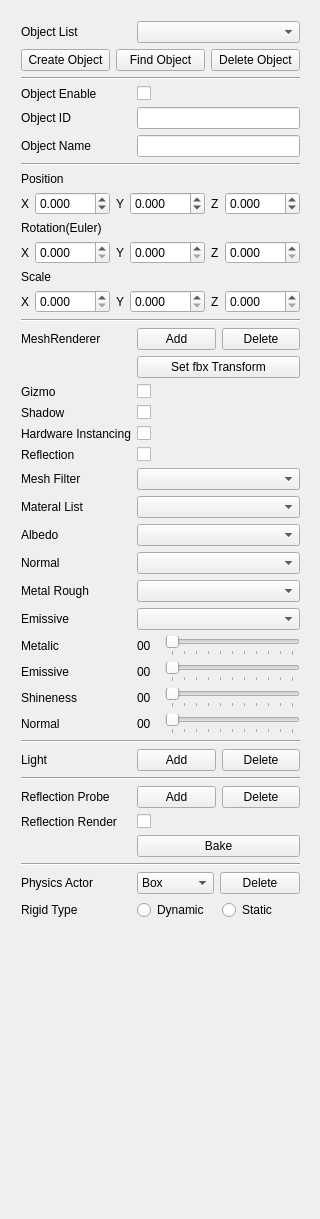
This is SeedVault/QtDX11Tool/QObjectController.ui in Cabon-Lee/SeedVault as Qt 5 draws it before an edit. The edited form follows.
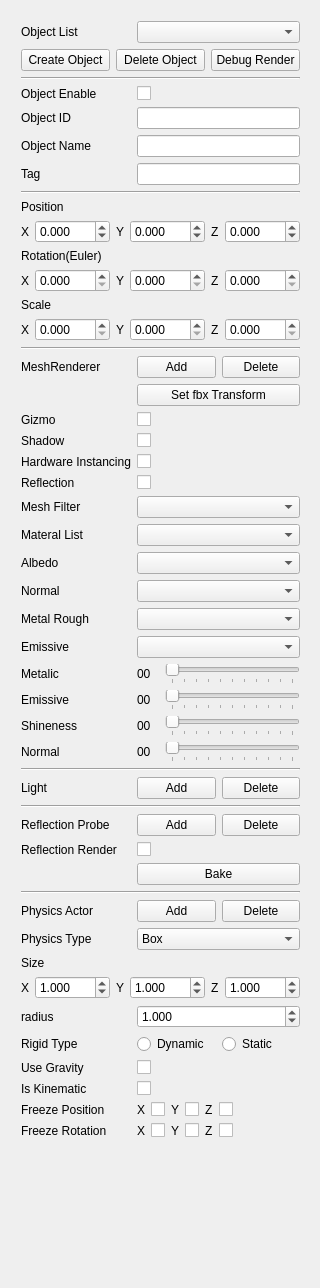
This is the edited form.

Diff of the .ui file:
```diff
--- a/SeedVault/QtDX11Tool/QObjectController.ui
+++ b/SeedVault/QtDX11Tool/QObjectController.ui
@@ -7,7 +7,7 @@
     <x>0</x>
     <y>0</y>
     <width>320</width>
-    <height>1219</height>
+    <height>1288</height>
    </rect>
   </property>
   <property name="sizePolicy">
@@ -25,7 +25,7 @@
      <x>10</x>
      <y>10</y>
      <width>301</width>
-     <height>978</height>
+     <height>1234</height>
     </rect>
    </property>
    <layout class="QFormLayout" name="formLayout">
@@ -53,9 +53,16 @@
        </widget>
       </item>
       <item>
-       <widget class="QPushButton" name="pushButton_FindObject">
+       <widget class="QPushButton" name="pushButton_DeleteObject">
         <property name="text">
-         <string>Find Object</string>
+         <string>Delete Object</string>
+        </property>
+       </widget>
+      </item>
+      <item>
+       <widget class="QPushButton" name="pushButton_DebugRender">
+        <property name="text">
+         <string>Debug Render</string>
         </property>
         <property name="shortcut">
          <string>Ctrl+F</string>
@@ -65,13 +72,6 @@
         </property>
        </widget>
       </item>
-      <item>
-       <widget class="QPushButton" name="pushButton_DeleteObject">
-        <property name="text">
-         <string>Delete Object</string>
-        </property>
-       </widget>
-      </item>
      </layout>
     </item>
     <item row="2" column="0" colspan="2">
@@ -119,21 +119,31 @@
     <item row="5" column="1">
      <widget class="QLineEdit" name="lineEdit_ObjectName"/>
     </item>
-    <item row="6" column="0" colspan="2">
-     <widget class="Line" name="line_2">
-      <property name="orientation">
-       <enum>Qt::Horizontal</enum>
+    <item row="6" column="0">
+     <widget class="QLabel" name="label_Tag">
+      <property name="text">
+       <string>Tag</string>
       </property>
      </widget>
     </item>
+    <item row="6" column="1">
+     <widget class="QLineEdit" name="lineEdit_Tag"/>
+    </item>
     <item row="7" column="0" colspan="2">
+     <widget class="Line" name="line_2">
+      <property name="orientation">
+       <enum>Qt::Horizontal</enum>
+      </property>
+     </widget>
+    </item>
+    <item row="8" column="0" colspan="2">
      <widget class="QLabel" name="label_Position">
       <property name="text">
        <string>Position</string>
       </property>
      </widget>
     </item>
-    <item row="8" column="0" colspan="2">
+    <item row="9" column="0" colspan="2">
      <layout class="QHBoxLayout" name="horizontalLayout">
       <item>
        <widget class="QLabel" name="label_PositionX">
@@ -215,14 +225,14 @@
       </item>
      </layout>
     </item>
-    <item row="9" column="0" colspan="2">
+    <item row="10" column="0" colspan="2">
      <widget class="QLabel" name="label_Rotation">
       <property name="text">
        <string>Rotation(Euler)</string>
       </property>
      </widget>
     </item>
-    <item row="10" column="0" colspan="2">
+    <item row="11" column="0" colspan="2">
      <layout class="QHBoxLayout" name="horizontalLayout_4">
       <item>
        <widget class="QLabel" name="label_RotationX">
@@ -295,14 +305,14 @@
       </item>
      </layout>
     </item>
-    <item row="11" column="0" colspan="2">
+    <item row="12" column="0" colspan="2">
      <widget class="QLabel" name="label_Scale">
       <property name="text">
        <string>Scale</string>
       </property>
      </widget>
     </item>
-    <item row="12" column="0" colspan="2">
+    <item row="13" column="0" colspan="2">
      <layout class="QHBoxLayout" name="horizontalLayout_3">
       <item>
        <widget class="QLabel" name="label_ScaleX">
@@ -366,21 +376,21 @@
       </item>
      </layout>
     </item>
-    <item row="13" column="0" colspan="2">
+    <item row="14" column="0" colspan="2">
      <widget class="Line" name="line_3">
       <property name="orientation">
        <enum>Qt::Horizontal</enum>
       </property>
      </widget>
     </item>
-    <item row="14" column="0">
+    <item row="15" column="0">
      <widget class="QLabel" name="label_MeshRenderer">
       <property name="text">
        <string>MeshRenderer</string>
       </property>
      </widget>
     </item>
-    <item row="14" column="1">
+    <item row="15" column="1">
      <layout class="QHBoxLayout" name="horizontalLayout_5">
       <item>
        <widget class="QPushButton" name="pushButton_MeshRendererAdd">
@@ -398,21 +408,21 @@
       </item>
      </layout>
     </item>
-    <item row="15" column="1">
+    <item row="16" column="1">
      <widget class="QPushButton" name="pushButton_fbxTrans">
       <property name="text">
        <string>Set fbx Transform</string>
       </property>
      </widget>
     </item>
-    <item row="16" column="0">
+    <item row="17" column="0">
      <widget class="QLabel" name="label_Gizmo">
       <property name="text">
        <string>Gizmo</string>
       </property>
      </widget>
     </item>
-    <item row="16" column="1">
+    <item row="17" column="1">
      <widget class="QCheckBox" name="checkBox_Gizmo">
       <property name="text">
        <string/>
@@ -422,112 +432,140 @@
       </property>
      </widget>
     </item>
-    <item row="17" column="0">
+    <item row="18" column="0">
      <widget class="QLabel" name="label_Shadow">
       <property name="text">
        <string>Shadow</string>
       </property>
      </widget>
     </item>
-    <item row="17" column="1">
+    <item row="18" column="1">
      <widget class="QCheckBox" name="checkBox_Shadow">
       <property name="text">
        <string/>
       </property>
      </widget>
     </item>
+    <item row="19" column="0">
+     <widget class="QLabel" name="label_HardwareInstancing">
+      <property name="text">
+       <string>Hardware Instancing</string>
+      </property>
+     </widget>
+    </item>
+    <item row="19" column="1">
+     <widget class="QCheckBox" name="checkBox_HardwareInstancing">
+      <property name="text">
+       <string/>
+      </property>
+     </widget>
+    </item>
     <item row="20" column="0">
+     <widget class="QLabel" name="label_Reflection">
+      <property name="text">
+       <string>Reflection</string>
+      </property>
+     </widget>
+    </item>
+    <item row="20" column="1">
+     <widget class="QCheckBox" name="checkBox_Reflection">
+      <property name="text">
+       <string/>
+      </property>
+     </widget>
+    </item>
+    <item row="21" column="0">
      <widget class="QLabel" name="label_MeshFilter">
       <property name="text">
        <string>Mesh Filter</string>
       </property>
      </widget>
     </item>
-    <item row="20" column="1">
+    <item row="21" column="1">
      <widget class="QComboBox" name="comboBox_MeshList">
       <property name="maxVisibleItems">
        <number>20</number>
       </property>
      </widget>
     </item>
-    <item row="21" column="0">
+    <item row="22" column="0">
      <widget class="QLabel" name="label_MateralList">
       <property name="text">
        <string>Materal List</string>
       </property>
      </widget>
     </item>
-    <item row="21" column="1">
+    <item row="22" column="1">
      <widget class="QComboBox" name="comboBox_MateralList">
       <property name="maxVisibleItems">
        <number>20</number>
       </property>
      </widget>
     </item>
-    <item row="22" column="0">
+    <item row="23" column="0">
      <widget class="QLabel" name="label_Albedo">
       <property name="text">
        <string>Albedo</string>
       </property>
      </widget>
     </item>
-    <item row="22" column="1">
+    <item row="23" column="1">
      <widget class="QComboBox" name="comboBox_Albedo">
       <property name="maxVisibleItems">
        <number>20</number>
       </property>
      </widget>
     </item>
-    <item row="23" column="0">
+    <item row="24" column="0">
      <widget class="QLabel" name="label_Normal">
       <property name="text">
        <string>Normal</string>
       </property>
      </widget>
     </item>
-    <item row="23" column="1">
+    <item row="24" column="1">
      <widget class="QComboBox" name="comboBox_Normal">
       <property name="maxVisibleItems">
        <number>20</number>
       </property>
      </widget>
     </item>
-    <item row="24" column="0">
+    <item row="25" column="0">
      <widget class="QLabel" name="label_MetalRough">
       <property name="text">
        <string>Metal Rough</string>
       </property>
      </widget>
     </item>
-    <item row="24" column="1">
+    <item row="25" column="1">
      <widget class="QComboBox" name="comboBox_MetalRough">
       <property name="maxVisibleItems">
        <number>20</number>
       </property>
      </widget>
     </item>
-    <item row="25" column="0">
+    <item row="26" column="0">
      <widget class="QLabel" name="label_Emissive">
       <property name="text">
        <string>Emissive</string>
       </property>
      </widget>
     </item>
-    <item row="25" column="1">
+    <item row="26" column="1">
      <widget class="QComboBox" name="comboBox_Emissive">
       <property name="maxVisibleItems">
        <number>20</number>
       </property>
      </widget>
     </item>
-    <item row="26" column="0">
+    <item row="27" column="0">
      <widget class="QLabel" name="label_Metalic">
       <property name="text">
        <string>Metalic</string>
       </property>
      </widget>
     </item>
-    <item row="26" column="1">
+    <item row="27" column="1">
      <layout class="QHBoxLayout" name="horizontalLayout_9">
       <item>
        <widget class="QLabel" name="label_Metalic_2">
@@ -569,14 +607,14 @@
       </item>
      </layout>
     </item>
-    <item row="27" column="0">
+    <item row="28" column="0">
      <widget class="QLabel" name="label_EmissiveFactor">
       <property name="text">
        <string>Emissive</string>
       </property>
      </widget>
     </item>
-    <item row="27" column="1">
+    <item row="28" column="1">
      <layout class="QHBoxLayout" name="horizontalLayout_10">
       <item>
        <widget class="QLabel" name="label_EmissiveFactor_2">
@@ -618,14 +656,14 @@
       </item>
      </layout>
     </item>
-    <item row="28" column="0">
+    <item row="29" column="0">
      <widget class="QLabel" name="label_Shineness">
       <property name="text">
        <string>Shineness</string>
       </property>
      </widget>
     </item>
-    <item row="28" column="1">
+    <item row="29" column="1">
      <layout class="QHBoxLayout" name="horizontalLayout_11">
       <item>
        <widget class="QLabel" name="label_Shineness_2">
@@ -667,14 +705,14 @@
       </item>
      </layout>
     </item>
-    <item row="29" column="0">
+    <item row="30" column="0">
      <widget class="QLabel" name="label_NormalFactor">
       <property name="text">
        <string>Normal</string>
       </property>
      </widget>
     </item>
-    <item row="29" column="1">
+    <item row="30" column="1">
      <layout class="QHBoxLayout" name="horizontalLayout_12">
       <item>
        <widget class="QLabel" name="label_NormalFactor_2">
@@ -716,21 +754,21 @@
       </item>
      </layout>
     </item>
-    <item row="30" column="0" colspan="2">
+    <item row="31" column="0" colspan="2">
      <widget class="Line" name="line_4">
       <property name="orientation">
        <enum>Qt::Horizontal</enum>
       </property>
      </widget>
     </item>
-    <item row="31" column="0">
+    <item row="32" column="0">
      <widget class="QLabel" name="label_Light">
       <property name="text">
        <string>Light</string>
       </property>
      </widget>
     </item>
-    <item row="31" column="1">
+    <item row="32" column="1">
      <layout class="QHBoxLayout" name="horizontalLayout_8">
       <item>
        <widget class="QPushButton" name="pushButton_AddLight">
@@ -748,34 +786,80 @@
       </item>
      </layout>
     </item>
-    <item row="32" column="0" colspan="2">
+    <item row="33" column="0" colspan="2">
      <widget class="Line" name="line_5">
       <property name="orientation">
        <enum>Qt::Horizontal</enum>
       </property>
      </widget>
     </item>
-    <item row="37" column="0">
+    <item row="34" column="0">
+     <widget class="QLabel" name="label_Light_2">
+      <property name="text">
+       <string>Reflection Probe</string>
+      </property>
+     </widget>
+    </item>
+    <item row="34" column="1">
+     <layout class="QHBoxLayout" name="horizontalLayout_13">
+      <item>
+       <widget class="QPushButton" name="pushButton_AddReflectionProbe">
+        <property name="text">
+         <string>Add</string>
+        </property>
+       </widget>
+      </item>
+      <item>
+       <widget class="QPushButton" name="pushButton_DeleteReflectionProbe">
+        <property name="text">
+         <string>Delete</string>
+        </property>
+       </widget>
+      </item>
+     </layout>
+    </item>
+    <item row="35" column="0">
+     <widget class="QLabel" name="label_ReflectionRender">
+      <property name="text">
+       <string>Reflection Render</string>
+      </property>
+     </widget>
+    </item>
+    <item row="35" column="1">
+     <widget class="QCheckBox" name="checkBox_ReflectionRender">
+      <property name="text">
+       <string/>
+      </property>
+     </widget>
+    </item>
+    <item row="36" column="1">
+     <widget class="QPushButton" name="pushButton_BakeReflectionProbe">
+      <property name="text">
+       <string>Bake</string>
+      </property>
+     </widget>
+    </item>
+    <item row="37" column="0" colspan="2">
+     <widget class="Line" name="line_6">
+      <property name="orientation">
+       <enum>Qt::Horizontal</enum>
+      </property>
+     </widget>
+    </item>
+    <item row="38" column="0">
      <widget class="QLabel" name="label_PhysicsActor">
       <property name="text">
        <string>Physics Actor</string>
       </property>
      </widget>
     </item>
-    <item row="37" column="1">
+    <item row="38" column="1">
      <layout class="QHBoxLayout" name="horizontalLayout_6">
       <item>
-       <widget class="QComboBox" name="comboBox_PhysicsActor">
-        <item>
-         <property name="text">
-          <string>Box</string>
-         </property>
-        </item>
-        <item>
-         <property name="text">
-          <string>Sphere</string>
-         </property>
-        </item>
+       <widget class="QPushButton" name="pushButton_PhysicsActorAdd">
+        <property name="text">
+         <string>Add</string>
+        </property>
        </widget>
       </item>
       <item>
@@ -787,14 +871,162 @@
       </item>
      </layout>
     </item>
-    <item row="38" column="0">
+    <item row="39" column="0">
+     <widget class="QLabel" name="label_PhysicsType">
+      <property name="text">
+       <string>Physics Type</string>
+      </property>
+     </widget>
+    </item>
+    <item row="39" column="1">
+     <widget class="QComboBox" name="comboBox_PhysicsActor">
+      <item>
+       <property name="text">
+        <string>Box</string>
+       </property>
+      </item>
+      <item>
+       <property name="text">
+        <string>Sphere</string>
+       </property>
+      </item>
+     </widget>
+    </item>
+    <item row="40" column="0">
+     <widget class="QLabel" name="label_BoxSize">
+      <property name="text">
+       <string>Size</string>
+      </property>
+     </widget>
+    </item>
+    <item row="41" column="0" colspan="2">
+     <layout class="QHBoxLayout" name="horizontalLayout_14">
+      <item>
+       <widget class="QLabel" name="label_BoxSizeX">
+        <property name="text">
+         <string>X</string>
+        </property>
+       </widget>
+      </item>
+      <item>
+       <widget class="QDoubleSpinBox" name="doubleSpinBox_BoxSizeX">
+        <property name="sizePolicy">
+         <sizepolicy hsizetype="Expanding" vsizetype="Fixed">
+          <horstretch>0</horstretch>
+          <verstretch>0</verstretch>
+         </sizepolicy>
+        </property>
+        <property name="decimals">
+         <number>3</number>
+        </property>
+        <property name="minimum">
+         <double>0.100000000000000</double>
+        </property>
+        <property name="maximum">
+         <double>10000000.000000000000000</double>
+        </property>
+        <property name="value">
+         <double>1.000000000000000</double>
+        </property>
+       </widget>
+      </item>
+      <item>
+       <widget class="QLabel" name="label_BoxSizeY">
+        <property name="text">
+         <string>Y</string>
+        </property>
+       </widget>
+      </item>
+      <item>
+       <widget class="QDoubleSpinBox" name="doubleSpinBox_BoxSizeY">
+        <property name="sizePolicy">
+         <sizepolicy hsizetype="Expanding" vsizetype="Fixed">
+          <horstretch>0</horstretch>
+          <verstretch>0</verstretch>
+         </sizepolicy>
+        </property>
+        <property name="decimals">
+         <number>3</number>
+        </property>
+        <property name="minimum">
+         <double>0.100000000000000</double>
+        </property>
+        <property name="maximum">
+         <double>10000000.000000000000000</double>
+        </property>
+        <property name="value">
+         <double>1.000000000000000</double>
+        </property>
+       </widget>
+      </item>
+      <item>
+       <widget class="QLabel" name="label_BoxSizeZ">
+        <property name="text">
+         <string>Z</string>
+        </property>
+       </widget>
+      </item>
+      <item>
+       <widget class="QDoubleSpinBox" name="doubleSpinBox_BoxSizeZ">
+        <property name="sizePolicy">
+         <sizepolicy hsizetype="Expanding" vsizetype="Fixed">
+          <horstretch>0</horstretch>
+          <verstretch>0</verstretch>
+         </sizepolicy>
+        </property>
+        <property name="decimals">
+         <number>3</number>
+        </property>
+        <property name="minimum">
+         <double>0.100000000000000</double>
+        </property>
+        <property name="maximum">
+         <double>10000000.000000000000000</double>
+        </property>
+        <property name="value">
+         <double>1.000000000000000</double>
+        </property>
+       </widget>
+      </item>
+     </layout>
+    </item>
+    <item row="42" column="0">
+     <widget class="QLabel" name="label_SphereRadius">
+      <property name="text">
+       <string>radius</string>
+      </property>
+     </widget>
+    </item>
+    <item row="42" column="1">
+     <widget class="QDoubleSpinBox" name="doubleSpinBox_SphereRadius">
+      <property name="sizePolicy">
+       <sizepolicy hsizetype="Expanding" vsizetype="Fixed">
+        <horstretch>0</horstretch>
+        <verstretch>0</verstretch>
+       </sizepolicy>
+      </property>
+      <property name="decimals">
+       <number>3</number>
+      </property>
+      <property name="minimum">
+       <double>0.100000000000000</double>
+      </property>
+      <property name="maximum">
+       <double>10000000.000000000000000</double>
+      </property>
+      <property name="value">
+       <double>1.000000000000000</double>
+      </property>
+     </widget>
+    </item>
+    <item row="43" column="0">
      <widget class="QLabel" name="label_RigidType">
       <property name="text">
        <string>Rigid Type</string>
       </property>
      </widget>
     </item>
-    <item row="38" column="1">
+    <item row="43" column="1">
      <layout class="QHBoxLayout" name="horizontalLayout_7">
       <item>
        <widget class="QRadioButton" name="radioButton_Dynamic">
@@ -812,87 +1044,212 @@
       </item>
      </layout>
     </item>
-    <item row="33" column="1">
-     <layout class="QHBoxLayout" name="horizontalLayout_13">
-      <item>
-       <widget class="QPushButton" name="pushButton_AddReflectionProbe">
-        <property name="text">
-         <string>Add</string>
-        </property>
-       </widget>
-      </item>
-      <item>
-       <widget class="QPushButton" name="pushButton_DeleteReflectionProbe">
-        <property name="text">
-         <string>Delete</string>
-        </property>
-       </widget>
-      </item>
-     </layout>
-    </item>
-    <item row="36" column="0" colspan="2">
-     <widget class="Line" name="line_6">
-      <property name="orientation">
-       <enum>Qt::Horizontal</enum>
-      </property>
-     </widget>
-    </item>
-    <item row="33" column="0">
-     <widget class="QLabel" name="label_Light_2">
+    <item row="44" column="0">
+     <widget class="QLabel" name="label_UseGravity">
       <property name="text">
-       <string>Reflection Probe</string>
+       <string>Use Gravity</string>
       </property>
      </widget>
     </item>
-    <item row="35" column="1">
-     <widget class="QPushButton" name="pushButton_BakeReflectionProbe">
+    <item row="44" column="1">
+     <widget class="QCheckBox" name="checkBox_UseGravity">
       <property name="text">
-       <string>Bake</string>
-      </property>
-     </widget>
-    </item>
-    <item row="34" column="1">
-     <widget class="QCheckBox" name="checkBox_ReflectionRender">
-      <property name="text">
        <string/>
       </property>
      </widget>
     </item>
-    <item row="34" column="0">
-     <widget class="QLabel" name="label_ReflectionRender">
+    <item row="45" column="0">
+     <widget class="QLabel" name="label_IsKinematic">
       <property name="text">
-       <string>Reflection Render</string>
+       <string>Is Kinematic</string>
       </property>
      </widget>
     </item>
-    <item row="18" column="0">
-     <widget class="QLabel" name="label_HardwareInstancing">
+    <item row="45" column="1">
+     <widget class="QCheckBox" name="checkBox_IsKinematic">
       <property name="text">
-       <string>Hardware Instancing</string>
-      </property>
-     </widget>
-    </item>
-    <item row="18" column="1">
-     <widget class="QCheckBox" name="checkBox_HardwareInstancing">
-      <property name="text">
        <string/>
       </property>
      </widget>
     </item>
-    <item row="19" column="0">
-     <widget class="QLabel" name="label_Reflection">
+    <item row="46" column="0">
+     <widget class="QLabel" name="label_FreezePosition">
       <property name="text">
-       <string>Reflection</string>
+       <string>Freeze Position</string>
       </property>
      </widget>
     </item>
-    <item row="19" column="1">
-     <widget class="QCheckBox" name="checkBox_Reflection">
+    <item row="46" column="1">
+     <layout class="QHBoxLayout" name="horizontalLayout_15">
+      <item>
+       <widget class="QLabel" name="label_FreezePositionX">
+        <property name="sizePolicy">
+         <sizepolicy hsizetype="Fixed" vsizetype="Preferred">
+          <horstretch>0</horstretch>
+          <verstretch>0</verstretch>
+         </sizepolicy>
+        </property>
+        <property name="text">
+         <string>X</string>
+        </property>
+       </widget>
+      </item>
+      <item>
+       <widget class="QCheckBox" name="checkBox_FreezePositionX">
+        <property name="sizePolicy">
+         <sizepolicy hsizetype="Fixed" vsizetype="Fixed">
+          <horstretch>0</horstretch>
+          <verstretch>0</verstretch>
+         </sizepolicy>
+        </property>
+        <property name="text">
+         <string/>
+        </property>
+       </widget>
+      </item>
+      <item>
+       <widget class="QLabel" name="label_FreezePositionY">
+        <property name="sizePolicy">
+         <sizepolicy hsizetype="Fixed" vsizetype="Preferred">
+          <horstretch>0</horstretch>
+          <verstretch>0</verstretch>
+         </sizepolicy>
+        </property>
+        <property name="text">
+         <string>Y</string>
+        </property>
+       </widget>
+      </item>
+      <item>
+       <widget class="QCheckBox" name="checkBox_FreezePositionY">
+        <property name="sizePolicy">
+         <sizepolicy hsizetype="Fixed" vsizetype="Fixed">
+          <horstretch>0</horstretch>
+          <verstretch>0</verstretch>
+         </sizepolicy>
+        </property>
+        <property name="text">
+         <string/>
+        </property>
+       </widget>
+      </item>
+      <item>
+       <widget class="QLabel" name="label_FreezePositionZ">
+        <property name="sizePolicy">
+         <sizepolicy hsizetype="Fixed" vsizetype="Preferred">
+          <horstretch>0</horstretch>
+          <verstretch>0</verstretch>
+         </sizepolicy>
+        </property>
+        <property name="text">
+         <string>Z</string>
+        </property>
+       </widget>
+      </item>
+      <item>
+       <widget class="QCheckBox" name="checkBox_FreezePositionZ">
+        <property name="sizePolicy">
+         <sizepolicy hsizetype="Fixed" vsizetype="Fixed">
+          <horstretch>0</horstretch>
+          <verstretch>0</verstretch>
+         </sizepolicy>
+        </property>
+        <property name="text">
+         <string/>
+        </property>
+       </widget>
+      </item>
+     </layout>
+    </item>
+    <item row="47" column="0">
+     <widget class="QLabel" name="label_FreezeRotation">
       <property name="text">
-       <string/>
+       <string>Freeze Rotation</string>
       </property>
      </widget>
     </item>
+    <item row="47" column="1">
+     <layout class="QHBoxLayout" name="horizontalLayout_16">
+      <item>
+       <widget class="QLabel" name="label_FreezeRotationX">
+        <property name="sizePolicy">
+         <sizepolicy hsizetype="Fixed" vsizetype="Preferred">
+          <horstretch>0</horstretch>
+          <verstretch>0</verstretch>
+         </sizepolicy>
+        </property>
+        <property name="text">
+         <string>X</string>
+        </property>
+       </widget>
+      </item>
+      <item>
+       <widget class="QCheckBox" name="checkBox_FreezeRotationX">
+        <property name="sizePolicy">
+         <sizepolicy hsizetype="Fixed" vsizetype="Fixed">
+          <horstretch>0</horstretch>
+          <verstretch>0</verstretch>
+         </sizepolicy>
+        </property>
+        <property name="text">
+         <string/>
+        </property>
+       </widget>
+      </item>
+      <item>
+       <widget class="QLabel" name="label_FreezeRotationY">
+        <property name="sizePolicy">
+         <sizepolicy hsizetype="Fixed" vsizetype="Preferred">
+          <horstretch>0</horstretch>
+          <verstretch>0</verstretch>
+         </sizepolicy>
+        </property>
+        <property name="text">
+         <string>Y</string>
+        </property>
+       </widget>
+      </item>
+      <item>
+       <widget class="QCheckBox" name="checkBox_FreezeRotationY">
+        <property name="sizePolicy">
+         <sizepolicy hsizetype="Fixed" vsizetype="Fixed">
+          <horstretch>0</horstretch>
+          <verstretch>0</verstretch>
+         </sizepolicy>
+        </property>
+        <property name="text">
+         <string/>
+        </property>
+       </widget>
+      </item>
+      <item>
+       <widget class="QLabel" name="label_FreezeRotationZ">
+        <property name="sizePolicy">
+         <sizepolicy hsizetype="Fixed" vsizetype="Preferred">
+          <horstretch>0</horstretch>
+          <verstretch>0</verstretch>
+         </sizepolicy>
+        </property>
+        <property name="text">
+         <string>Z</string>
+        </property>
+       </widget>
+      </item>
+      <item>
+       <widget class="QCheckBox" name="checkBox_FreezeRotationZ">
+        <property name="sizePolicy">
+         <sizepolicy hsizetype="Fixed" vsizetype="Fixed">
+          <horstretch>0</horstretch>
+          <verstretch>0</verstretch>
+         </sizepolicy>
+        </property>
+        <property name="text">
+         <string/>
+        </property>
+       </widget>
+      </item>
+     </layout>
+    </item>
    </layout>
   </widget>
  </widget>
```
